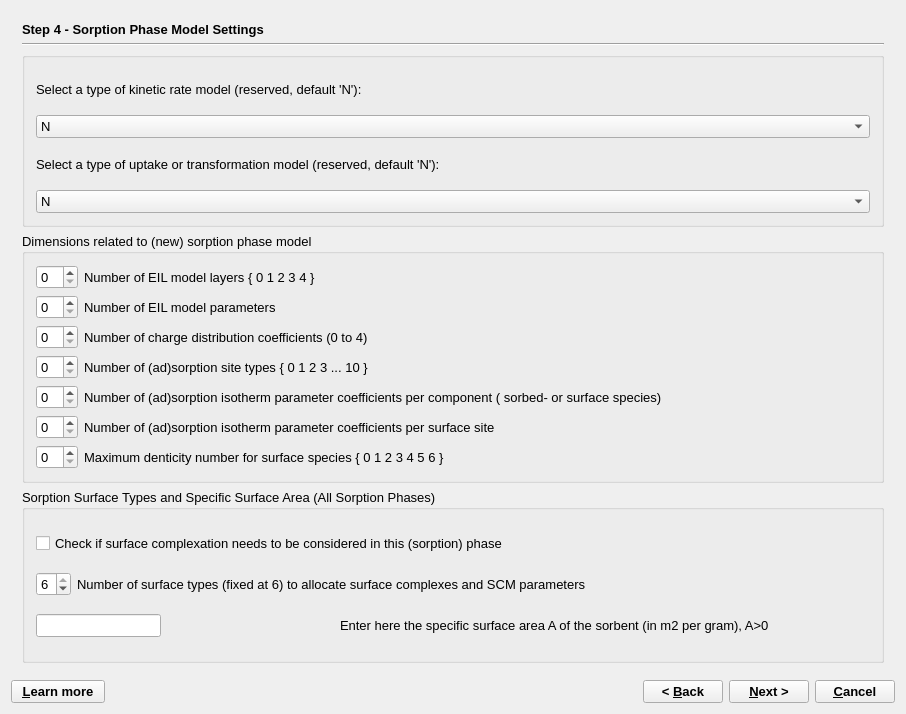
First picture: the form in GUI/Dialogs4/PhaseWizard4.ui, repository dimitrikulik/GEMSGUI, before the edit.
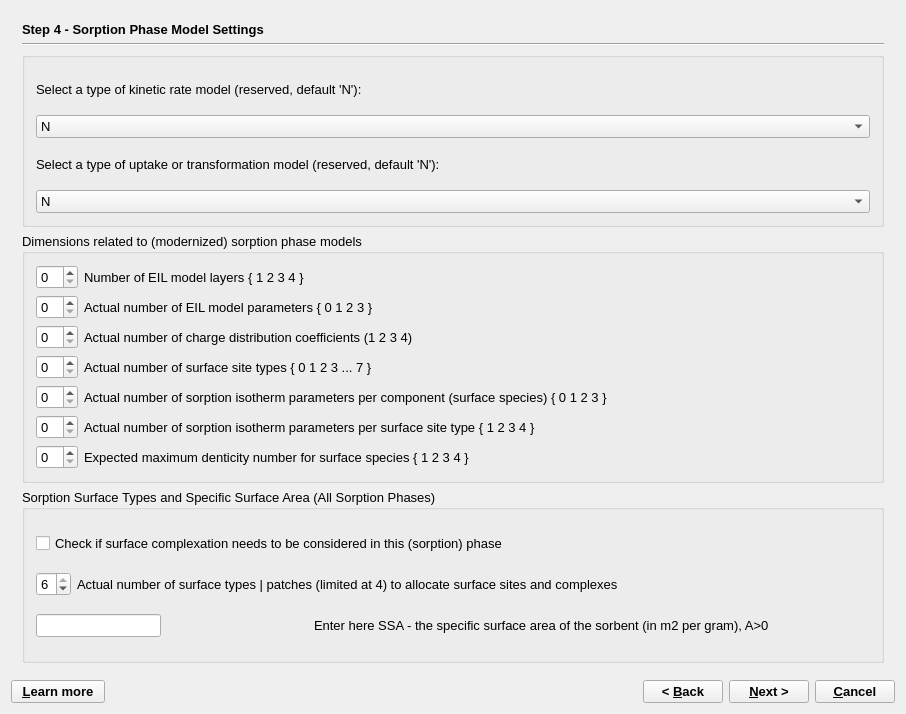
Second picture: the form after the edit. The open tabs and pages were chosen to show the change. Icons and pictures are not drawn.

Commit message:
feat(gemsgui): ✨ propagate MULTI sorption data, support PH_ADSSBEIL, and prevent crash on phase toggle
- Propagate XfIEC, SCMC, MASDT, Nfsp, and SATX arrays for PH_ADSSBEIL and PH_SORPTION phases
- Fix crash on toggling between legacy ClaySor and modernized ClaySorEl by adjusting compression/dimension logic
- Resolve warning on phase insertion by ensuring Lsor and Lads match
- Harden SATX surface type parsing and cross-check against Nfsp/XSMD bindings
- Support PH_ADSSBEIL ('z') phase class in Phase Wizard and Phase record setup

Diff of the .ui file:
```diff
--- a/GUI/Dialogs4/PhaseWizard4.ui
+++ b/GUI/Dialogs4/PhaseWizard4.ui
@@ -1209,7 +1209,7 @@
        <item>
         <widget class="QGroupBox" name="groupBox_10">
          <property name="title">
-          <string>Dimensions related to (new) sorption phase model</string>
+                    <string>Dimensions related to (modernized) sorption phase models</string>
          </property>
          <layout class="QGridLayout" name="gridLayout_4">
           <item row="0" column="0">
@@ -1225,7 +1225,7 @@
           <item row="0" column="1">
            <widget class="QLabel" name="label_15">
             <property name="text">
-             <string>Number of EIL model layers { 0 1 2 3 4 }</string>
+                          <string>Number of EIL model layers { 1 2 3 4 }</string>
             </property>
            </widget>
           </item>
@@ -1235,7 +1235,7 @@
           <item row="1" column="1">
            <widget class="QLabel" name="label_16">
             <property name="text">
-             <string>Number of EIL model parameters</string>
+                          <string>Actual number of EIL model parameters { 0 1 2 3 } </string>
             </property>
            </widget>
           </item>
@@ -1245,7 +1245,7 @@
           <item row="2" column="1">
            <widget class="QLabel" name="label_17">
             <property name="text">
-             <string>Number of charge distribution coefficients (0 to 4)</string>
+                          <string>Actual number of charge distribution coefficients (1 2 3 4)</string>
             </property>
            </widget>
           </item>
@@ -1255,7 +1255,7 @@
           <item row="3" column="1">
            <widget class="QLabel" name="label_22">
             <property name="text">
-             <string>Number of (ad)sorption site types { 0 1 2 3 ... 10 }</string>
+                          <string>Actual number of surface site types { 0 1 2 3 ... 7 }</string>
             </property>
            </widget>
           </item>
@@ -1265,7 +1265,7 @@
           <item row="4" column="1">
            <widget class="QLabel" name="label_28">
             <property name="text">
-             <string>Number of (ad)sorption isotherm parameter coefficients per component ( sorbed- or surface species) </string>
+                          <string>Actual number of sorption isotherm parameters per component (surface species) { 0 1 2 3 } </string>
             </property>
            </widget>
           </item>
@@ -1275,7 +1275,7 @@
           <item row="5" column="1">
            <widget class="QLabel" name="label_30">
             <property name="text">
-             <string>Number of (ad)sorption isotherm parameter coefficients per surface site</string>
+                          <string>Actual number of sorption isotherm parameters per surface site type { 1 2 3 4 } </string>
             </property>
            </widget>
           </item>
@@ -1285,7 +1285,7 @@
           <item row="6" column="1">
            <widget class="QLabel" name="label_31">
             <property name="text">
-             <string>Maximum denticity number for surface species { 0 1 2 3 4 5 6 }</string>
+                          <string>Expected maximum denticity number for surface species { 1 2 3 4 }</string>
             </property>
            </widget>
           </item>
@@ -1330,7 +1330,7 @@
           <item row="1" column="1" colspan="2">
            <widget class="QLabel" name="textLabel3">
             <property name="text">
-             <string>Number of surface types (fixed at 6) to allocate surface complexes and SCM parameters</string>
+                          <string>Actual number of surface types | patches (limited at 4) to allocate surface sites and complexes</string>
             </property>
             <property name="wordWrap">
              <bool>false</bool>
@@ -1356,7 +1356,7 @@
           <item row="2" column="2">
            <widget class="QLabel" name="textLabel4">
             <property name="text">
-             <string>Enter here the specific surface area A of the sorbent (in m2 per gram), A&gt;0                            </string>
+                          <string>Enter here SSA - the specific surface area of the sorbent (in m2 per gram), A&gt;0                            </string>
             </property>
             <property name="wordWrap">
              <bool>false</bool>
```
Left out of the diff: 53 changed lines with no effect on the pictures. Lines whose indentation alone changed are shown as unchanged. The commit also changes 14 other files.
